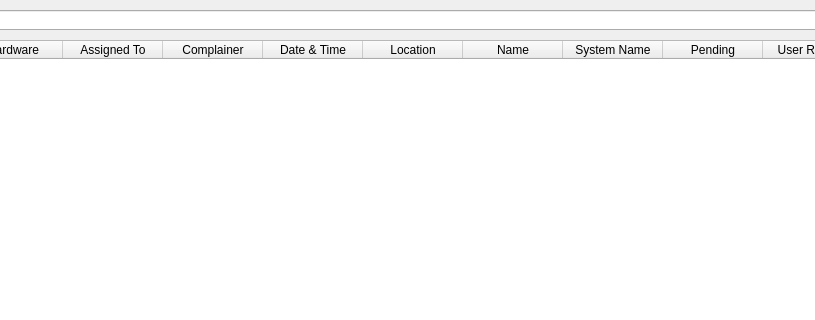
Qt form full_log.ui (Rahul-Mac/hsm) before a commit; both pictures show x 248 to 1063 and y 0 to 320 of the 1332 by 611 pixel window.
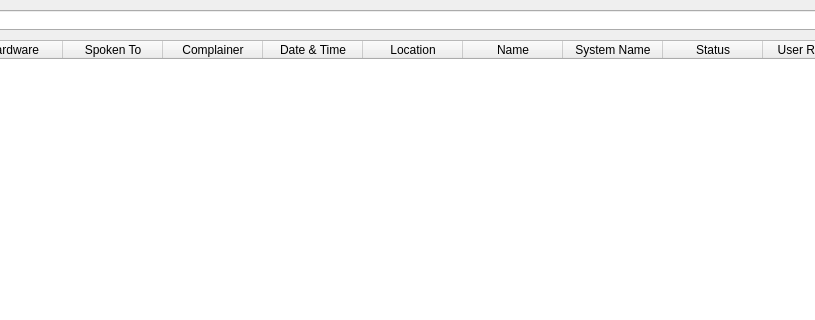
The same form after that commit.

Commit message:
v0.5.1 - Added Status Field
The 'IsActive' field for complaints has been replaced by 'Status'.
'Status' field will have one of the three values: 'Pending', 'Completed', or 'Sent Out For Repair'
'Assigned To' Label for Logs is changed to 'Spoken To'.

What changed in the file:
```diff
--- a/full_log.ui
+++ b/full_log.ui
@@ -55,7 +55,7 @@
    </column>
    <column>
     <property name="text">
-     <string>Assigned To</string>
+     <string>Spoken To</string>
     </property>
    </column>
    <column>
@@ -85,7 +85,7 @@
    </column>
    <column>
     <property name="text">
-     <string>Pending</string>
+     <string>Status</string>
     </property>
    </column>
    <column>
```
The commit also changes 12 other files.
